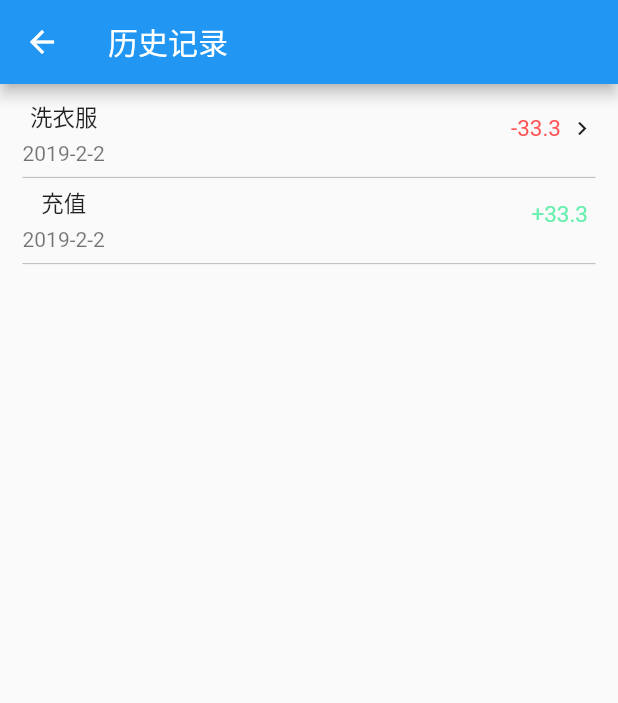
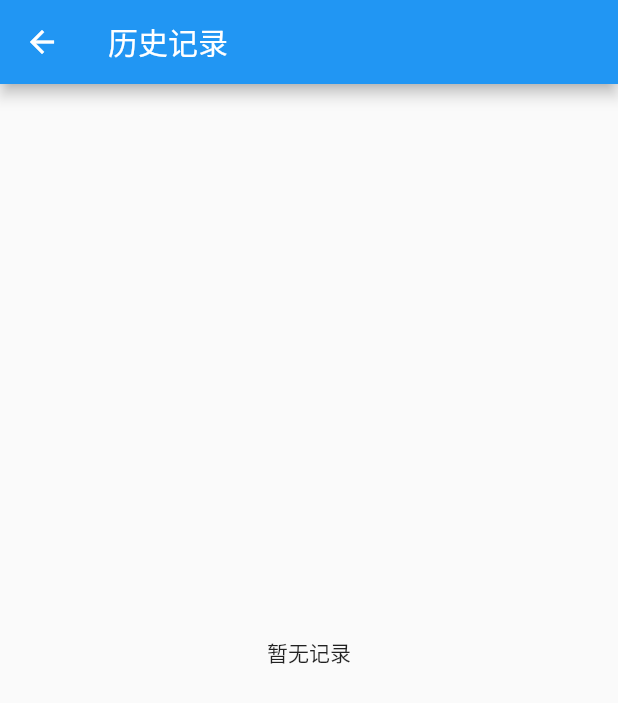
Before and after one commit to Zafirzzf/Laundry_expert, a Flutter app: the CustomerDetailScreen screen opened directly, after a tap on the "library books" icon, on a phone screen of 412 x 824 dp. Shown: the top 703 px of the screen. Run offline on Flutter 3.47's test engine with Material 2 defaults, Android fonts, the phone set to English and light mode, and no system bars; our stand-ins replace shared_preferences; accounts and stored records are empty; Roboto replaces fonts that are missing (NotoSans); statements that could not run were skipped.

Commit message:
顾客详情方式Tabbarview, 已支付,洗完状态更改接口

```diff
--- a/lib/CustomerDetailScreen.dart
+++ b/lib/CustomerDetailScreen.dart
@@ -11,6 +11,8 @@ import 'package:laundry_expert/OrderDetailScreen.dart';
 import 'package:laundry_expert/Model/OrderInfo.dart';
 import 'package:laundry_expert/UserRecordScreen.dart';
 
+
+/// 顾客信息详情
 class CustomerDetailScreen extends StatefulWidget {
   @override
   final String customerId;
@@ -21,9 +23,11 @@ class CustomerDetailScreen extends StatefulWidget {
 
 class _CustomerDetailScreenState extends State<CustomerDetailScreen> {
 
-  CustomerDetail _info;
+  CustomerDetail _noWashInfo;
+  CustomerDetail _washedInfo;
+  CustomerDetail _leaveInfo;
   String _barTitle() {
-    return _info == null ? "" : _info.name + (_info.isvip ? '会员' : "");
+    return _noWashInfo == null ? "" : _noWashInfo.name + (_noWashInfo.isvip ? '(会员)' : "");
   }
 
   @override
@@ -32,9 +36,18 @@ class _CustomerDetailScreenState extends State<CustomerDetailScreen> {
     _fetchDetailData();
   }
 
+  // 此接口目的是获取余额与是否是会员
   _fetchDetailData() {
-    APIs.customerDetailInfo(customerId: widget.customerId, infoCallback: (info) {
-      _info = info;
+    APIs.customerDetailInfo(customerId: widget.customerId, state: OrderState.noWash, infoCallback: (info) {
+      _noWashInfo = info;
+      setState(() {});
+    });
+    APIs.customerDetailInfo(customerId: widget.customerId, state: OrderState.washed, infoCallback: (info) {
+      _washedInfo = info;
+      setState(() {});
+    });
+    APIs.customerDetailInfo(customerId: widget.customerId, state: OrderState.leave, infoCallback: (info) {
+      _leaveInfo = info;
       setState(() {});
     });
   }
@@ -45,16 +58,17 @@ class _CustomerDetailScreenState extends State<CustomerDetailScreen> {
     }));
 
   }
-  _clickOneOrderItem(int index) {
-    Navigator.of(context).push(MaterialPageRoute(builder: (BuildContext context) {
-      return OrderDetailScreen(_info.orderLists[index].id);
-    }));
-  }
 
   _clickChongzhi() {
     ChongzhiAlert((inputText) {
       final money = int.parse(inputText);
+      APIs.chongZhiCustomerMoney(
+          customerId: widget.customerId, money: money.toString(), successCallback: () {
+          TextDialog(text: '充值成功').show(context);
+        }, errorCallback: (error) {
 
+        }
+      );
     }).show(context);
   }
 
@@ -65,35 +79,44 @@ class _CustomerDetailScreenState extends State<CustomerDetailScreen> {
 
   @override
   Widget build(BuildContext context) {
-    return Scaffold(
+    return DefaultTabController(
+        length: 3,
+        child: Scaffold(
           appBar: AppBar(
             actions: <Widget>[
               IconButton(icon: Icon(Icons.library_books), onPressed: _clickHistoryRecord)
             ],
             title: Text(_barTitle()),
+            bottom: TabBar(tabs: _tabBarTitles()),
           ),
-      body: _bodyState(),
+          body: Stack(
+            children: <Widget>[
+              Positioned(
+                top: 0, left: 0, right: 0, bottom: 50,
+                child: TabBarView(
+                  children: <Widget>[
+                    _washedInfo == null ? Container() : CustomersOrderListView(_washedInfo),
+                    _washedInfo == null ? Container() : CustomersOrderListView(_noWashInfo),
+                    _washedInfo == null ? Container() : CustomersOrderListView(_leaveInfo),
+                  ],
+                ),
+              ),
+              Positioned(
+                left: 0, right: 0, bottom: 0, height: 50,
+                child: _bottomMoneyView(),
+              )
+            ],
+          ),
+        )
     );
   }
 
-  Widget _bodyState() {
-    return _info == null? Container() : mainBody();
+  List<Widget> _tabBarTitles() {
+    return ['待取', '未洗', '取走'].map((title) => Tab(text: title)).toList();
   }
 
-  Widget mainBody() {
-    return Stack(
-      children: <Widget>[
-        Positioned(
-          top: 15, left: 0, right: 0, height: 40,
-          child: MySegement(itemsTitles: ['待取', '未洗', '取走'], indexClick: _selectOrderstateOrList),
-        ),
-        Positioned(
-          top: 60, left: 20, right: 20, bottom: 50,
-          child: _orderListView(),
-        ),
-        Positioned(
-          left: 0, right: 0, bottom: 0, height: 50,
-          child: Container(
+  Widget _bottomMoneyView() {
+    return _washedInfo == null ? Container() : Container(
       padding: EdgeInsets.only(left: 20, right: 20),
       decoration: BoxDecoration(
         color: Colors.white,
@@ -103,7 +126,7 @@ class _CustomerDetailScreenState extends State<CustomerDetailScreen> {
       child: Row(
         children: <Widget>[
           Text('余额 ', style: Styles.normalFont(15, Colors.black)),
-                Text(_info.remainmoney, style: Styles.normalFont(20, Colors.blue)),
+          Text(_noWashInfo.remainmoney, style: Styles.normalFont(20, Colors.blue)),
           Expanded(
             child: Container(
               alignment: Alignment.centerRight,
@@ -114,10 +137,18 @@ class _CustomerDetailScreenState extends State<CustomerDetailScreen> {
           )
         ],
       ),
-          ),
-        )
-      ],
     );
+  }
+}
+
+class CustomersOrderListView extends StatelessWidget {
+  CustomerDetail info;
+  CustomersOrderListView(this.info);
+  BuildContext context;
+  @override
+  Widget build(BuildContext context) {
+    this.context = context;
+    return _orderListView();
   }
 
   // 订单列表
@@ -126,13 +157,17 @@ class _CustomerDetailScreenState extends State<CustomerDetailScreen> {
       itemBuilder:(BuildContext context, int index) {
         return _itemOfClothes(index);
       },
-      itemCount: _info.orderLists.length,
+      itemCount: info.orderLists.length,
     );
   }
-
+  _clickOneOrderItem(int index) {
+    Navigator.of(context).push(MaterialPageRoute(builder: (BuildContext context) {
+      return OrderDetailScreen(info.orderLists[index].id);
+    }));
+  }
   // 每一条订单
   Widget _itemOfClothes(int index) {
-    final order = _info.orderLists[index];
+    final order = info.orderLists[index];
     return GestureDetector(
       behavior: HitTestBehavior.translucent,
       child: Container(
--- a/lib/InputCustomerScreen.dart
+++ b/lib/InputCustomerScreen.dart
@@ -9,7 +9,7 @@ import 'package:laundry_expert/NewOrderScreen.dart';
 import 'package:laundry_expert/CustomerDetailScreen.dart';
 import 'package:laundry_expert/UI/Dialogs.dart';
 
-
+/// 选择/输入顾客信息
 class InputCustomerScreen extends StatefulWidget {
   final bool isAddOrder; // 是否是添加订单入口
   const InputCustomerScreen({ @required this.isAddOrder});
--- a/lib/NewOrderScreen.dart
+++ b/lib/NewOrderScreen.dart
@@ -10,6 +10,7 @@ import 'package:laundry_expert/UI/Dialogs.dart';
 import 'package:laundry_expert/Request/APIs.dart';
 import 'package:laundry_expert/OrderDetailScreen.dart';
 
+/// 添加新订单
 class NewOrderScreen extends StatefulWidget {
 
   final Customer customer;
--- a/lib/Request/RequestManager.dart
+++ b/lib/Request/RequestManager.dart
@@ -3,17 +3,22 @@ import 'package:http/http.dart';
 import 'dart:async';
 import 'dart:convert';
 import 'package:laundry_expert/Model/ShopInfo.dart';
+import 'package:laundry_expert/Request/RequestError.dart';
 
 typedef MapCallback = void Function(Map<String, dynamic> map);
 typedef StringCallback = void Function(String str);
+typedef BoolCallback = void Function(bool bool);
+typedef ErrorCallback = void Function(RequetError error);
 
 class RequestManager {
   static final Client client = Client();
-  static final host = "http://47.93.9.54:8080/LeFlyHome/laundry/";
+//  static final host = "http://47.93.9.54:8080/LeFlyHome/laundry/";
+  static final host = "http://192.168.1.6:8080/LeFlyHome/laundry/";
+
   static post({
       String urlPath, Map<String, String> parame,
       MapCallback dataCallback,
-      StringCallback errorCallback
+      ErrorCallback errorCallback
       }) async {
      parame['token'] = ShopInfo.shared.token;
      print('请求参数: $parame');
@@ -28,7 +33,7 @@ class RequestManager {
          if (ret == "0") {
            dataCallback(result['data']);
          } else {
-           errorCallback(result['ret']);
+           errorCallback(RequetError(ret));
          }
        }
      });
--- a/lib/UserRecordScreen.dart
+++ b/lib/UserRecordScreen.dart
@@ -9,6 +9,7 @@ import 'package:laundry_expert/Model/CustomerDetail.dart';
 import 'package:laundry_expert/OrderDetailScreen.dart';
 import 'package:laundry_expert/Model/UserRecord.dart';
 
+/// 顾客的消费记录
 class UserRecrodScreen extends StatefulWidget {
   String customerId;
   UserRecrodScreen(this.customerId);
@@ -18,14 +19,30 @@ class UserRecrodScreen extends StatefulWidget {
 
 class _UserRecrodScreenState extends State<UserRecrodScreen> {
 
-  List<UserRecord> _records = [UserRecord('2019-2-2', false, '1221', '-33.3'),
-  UserRecord('2019-2-2', true, null, '+33.3')];
-
+  List<UserRecord> _records = [];
 
   _clickRecordItem(int index) {
-    print(index);
+    final orderId = _records[index].orderId;
+    if (orderId != null) {
+      Navigator.push(context, MaterialPageRoute(builder: (BuildContext context) {
+        return OrderDetailScreen(orderId);
+      }));
+    }
   }
 
+  _fetchListData() {
+    APIs.customerRecordList(customerId: widget.customerId, listcallBack: (list) {
+      setState(() {
+        _records = list;
+      });
+    });
+  }
+
+  @override
+  void initState() {
+    super.initState();
+    _fetchListData();
+  }
   @override
   Widget build(BuildContext context) {
     return Scaffold(
@@ -37,7 +54,7 @@ class _UserRecrodScreenState extends State<UserRecrodScreen> {
             children: <Widget>[
               Positioned(
                 top: 5, left: 15, right: 15, bottom: 15,
-                child: _recordListView(),
+                child: _records.isEmpty ? Center(child: Text('暂无记录')) : _recordListView(),
               )
             ],
           )
@@ -68,7 +85,7 @@ class _UserRecrodScreenState extends State<UserRecrodScreen> {
             Column(
               children: <Widget>[
                 const SizedBox(height: 6),
-                Text(record.isChongzhi ? '充值' : '洗衣服', style: Styles.normalFont(15, Colors.black87),),
+                Text(record.isChongzhi ? '充值' : '消费', style: Styles.normalFont(15, Colors.black87),),
                 const SizedBox(height: 5),
                 Text(record.time, style: Styles.normalFont(14, Colors.black54),)
               ],
```
Also changed, not shown: lib/OrderDetailScreen.dart (+25 -4 lines), lib/OrderListScreen.dart (added, +25 -0 lines), lib/Request/APIs.dart (+71 -8 lines), lib/Request/RequestError.dart (added, +12 -0 lines). Lines whose indentation alone changed are shown as unchanged.
